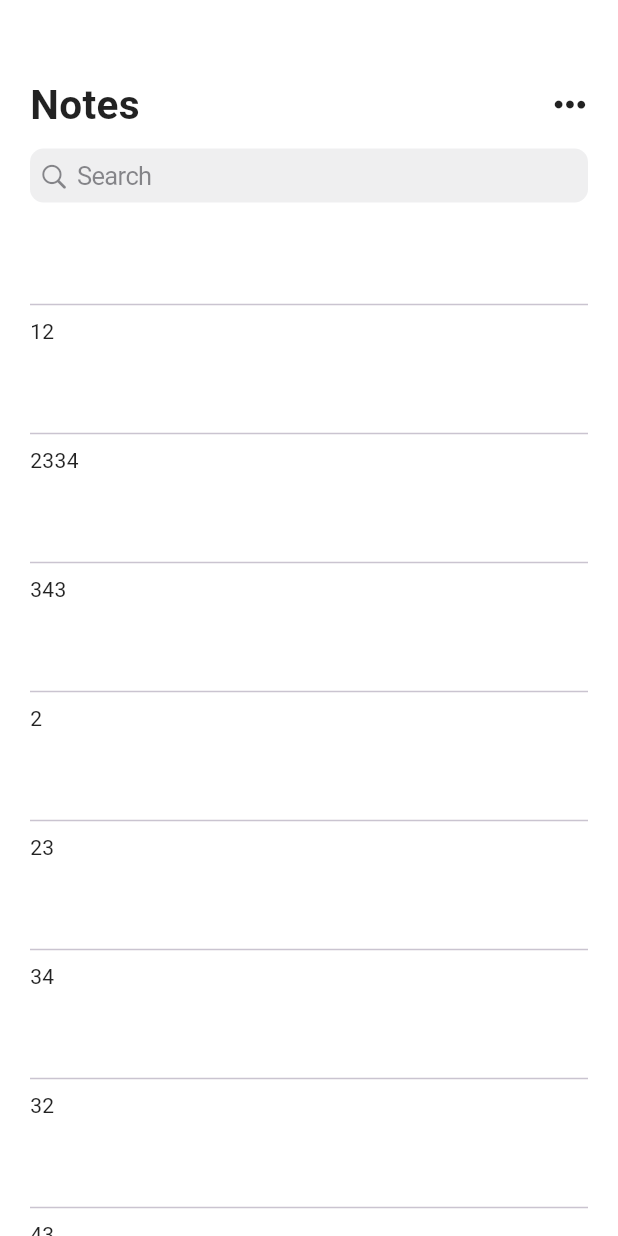
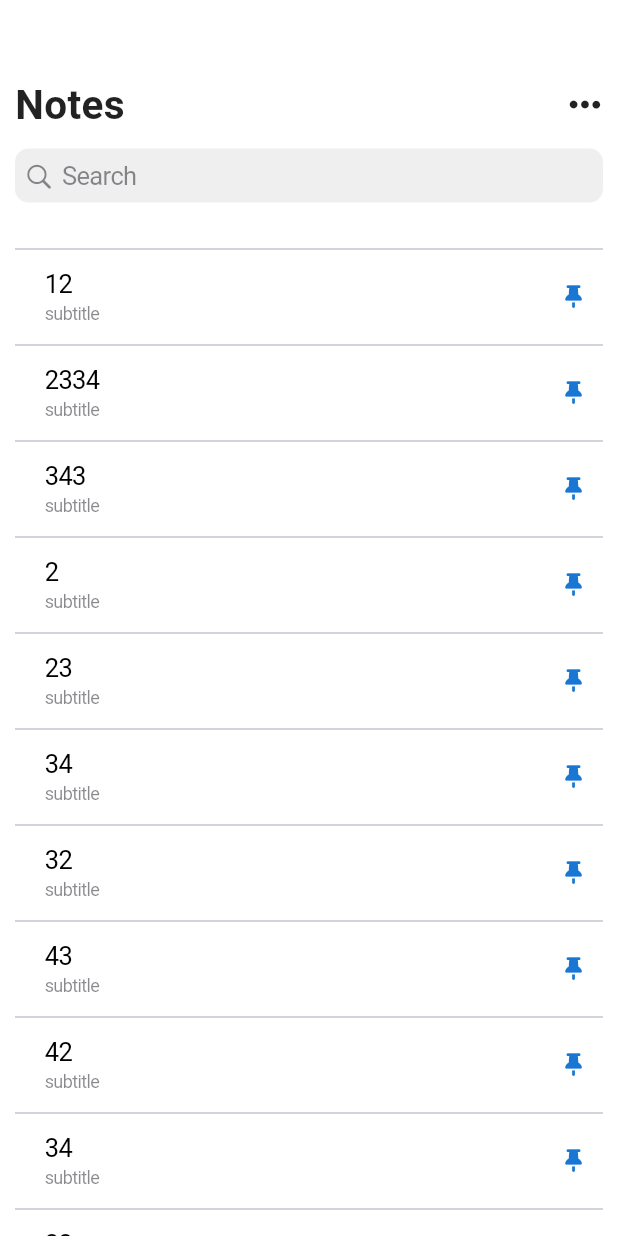
Before and after one commit to James1412/unmissable, a Flutter app: the screen it shows after launch, on a phone screen of 412 x 824 dp. Run offline on Flutter 3.47's test engine with Material 3 defaults, Android fonts, the phone set to English and light mode, and no system bars; our stand-ins replace font_awesome_flutter, hive_flutter; accounts and stored records are empty.

```diff
--- a/lib/screens/home_screen.dart
+++ b/lib/screens/home_screen.dart
@@ -1,6 +1,7 @@
 import 'package:flutter/cupertino.dart';
 import 'package:flutter/material.dart';
 import 'package:font_awesome_flutter/font_awesome_flutter.dart';
+import 'package:unmissable/widgets/persistent_header.dart';
 
 class HomeScreen extends StatefulWidget {
   const HomeScreen({super.key});
@@ -45,26 +46,31 @@ class _HomeScreenState extends State<HomeScreen> {
         resizeToAvoidBottomInset: false,
         backgroundColor: Colors.white,
         body: Padding(
-          padding: const EdgeInsets.symmetric(horizontal: 20),
+          padding: const EdgeInsets.symmetric(horizontal: 10),
           child: CustomScrollView(
             slivers: [
               SliverPersistentHeader(
                 pinned: true,
-                delegate: CustomDelegate(),
+                delegate: TitleSearchDelegate(),
               ),
               SliverToBoxAdapter(
                 child: Transform.translate(
-                  offset: const Offset(0, -25),
+                  offset: const Offset(0, -40),
                   child: ListView.separated(
                     physics: const NeverScrollableScrollPhysics(),
                     shrinkWrap: true,
                     itemCount: notes.length,
                     separatorBuilder: (context, index) => const Divider(),
-                    itemBuilder: (context, index) => SizedBox(
-                      height: 70,
-                      child: Text(
+                    itemBuilder: (context, index) => CupertinoListTile(
+                      title: Text(
                         notes[index].toString(),
                       ),
+                      additionalInfo: FaIcon(
+                        FontAwesomeIcons.thumbtack,
+                        color: Colors.blue.shade700,
+                        size: 15,
+                      ),
+                      subtitle: const Text("subtitle"),
                     ),
                   ),
                 ),
@@ -76,45 +82,3 @@ class _HomeScreenState extends State<HomeScreen> {
     );
   }
 }
-
-class CustomDelegate extends SliverPersistentHeaderDelegate {
-  @override
-  Widget build(
-      BuildContext context, double shrinkOffset, bool overlapsContent) {
-    return Container(
-      color: Colors.white,
-      child: const Column(
-        children: [
-          SizedBox(
-            height: 50,
-          ),
-          Row(
-            mainAxisAlignment: MainAxisAlignment.spaceBetween,
-            children: [
-              Text(
-                "Notes",
-                style: TextStyle(fontSize: 27, fontWeight: FontWeight.bold),
-              ),
-              Icon(FontAwesomeIcons.ellipsis),
-            ],
-          ),
-          SizedBox(
-            height: 10,
-          ),
-          CupertinoSearchTextField(),
-        ],
-      ),
-    );
-  }
-
-  @override
-  double get maxExtent => 150;
-
-  @override
-  double get minExtent => 150;
-
-  @override
-  bool shouldRebuild(covariant SliverPersistentHeaderDelegate oldDelegate) {
-    return false;
-  }
-}
```
Also changed, not shown: lib/widgets/persistent_header.dart (added, +70 -0 lines), 1 other file.
